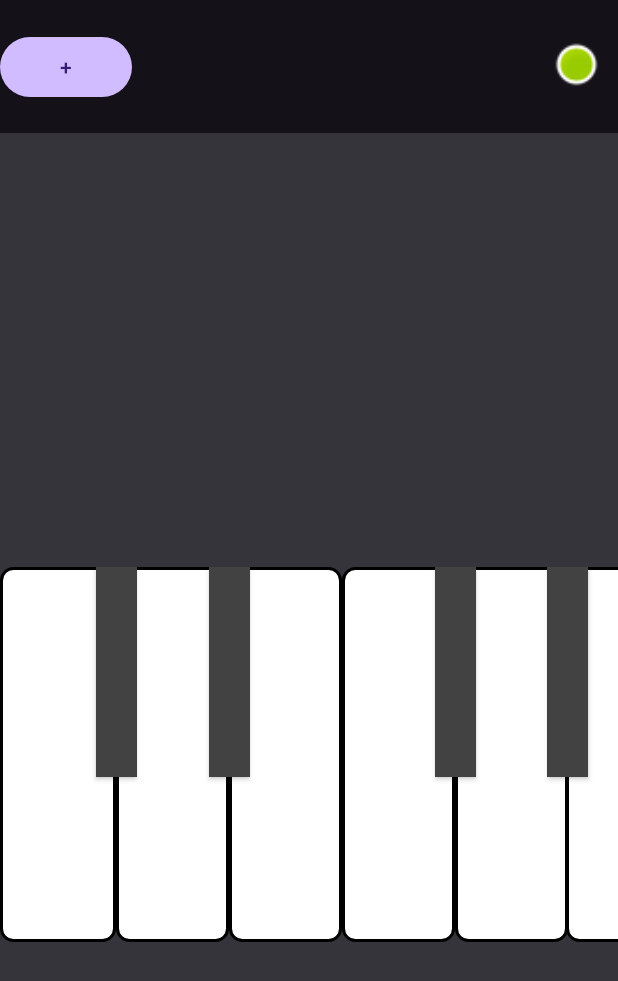
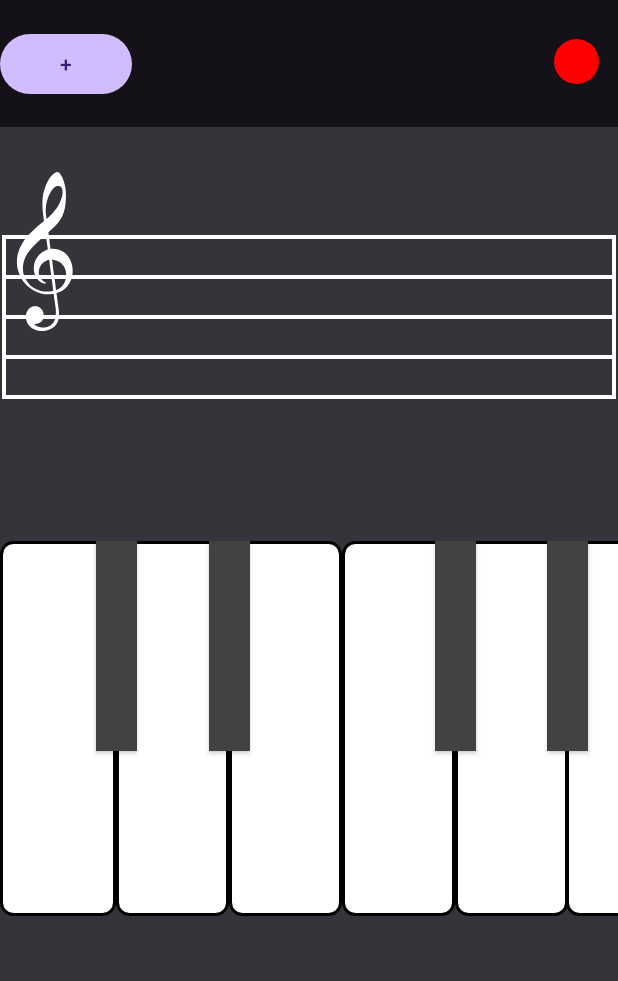
Before and after one commit to grompogrom/Euphonia, an Android app built with Jetpack Compose: the PianoFragment screen opened through its navigation route, after a tap on an icon or button, on a phone screen of 412 x 824 dp. Shown: the top 981 px of the screen. Run offline under Robolectric (Android 15) with nearby library versions, the phone set to English and light mode, and no system bars; our stand-ins replace navigation-ui; 1 other tap on this screen came first.

Commit message:
modify layout and add scroll (last RK)

```diff
--- a/app/src/main/java/com/euphoiniateam/euphonia/ui/piano/PianoFragment.kt
+++ b/app/src/main/java/com/euphoiniateam/euphonia/ui/piano/PianoFragment.kt
@@ -1,9 +1,7 @@
 package com.euphoiniateam.euphonia.ui.piano
 
-
-import android.media.SoundPool
+import android.media.MediaPlayer
 import android.os.Bundle
-import android.os.SystemClock
 import android.util.Log
 import android.view.LayoutInflater
 import android.view.View
@@ -11,28 +9,24 @@ import android.view.ViewGroup
 import android.widget.Button
 import android.widget.LinearLayout
 import android.widget.Toast
+import androidx.compose.material3.MaterialTheme
+import androidx.compose.material3.darkColorScheme
+import androidx.compose.ui.platform.ComposeView
+import androidx.compose.ui.platform.ViewCompositionStrategy
 import androidx.constraintlayout.widget.ConstraintLayout
 import androidx.fragment.app.Fragment
 import androidx.lifecycle.ViewModelProvider
+import androidx.navigation.fragment.findNavController
 import com.euphoiniateam.euphonia.R
+import com.euphoiniateam.euphonia.ui.creation.StaveConfig
+import com.euphoiniateam.euphonia.ui.creation.StaveView
 import kotlin.concurrent.thread
-
 
 class PianoFragment : Fragment() {
 
 
     private lateinit var viewModel: PianoViewModel
-
     private val notes = arrayListOf("C", "D", "C#", "E", "D#", "F", "G", "F#", "A", "G#", "B", "A#")
-    private var noteMap : MutableMap<Int, Int> = mutableMapOf()
-    private var sndPool : SoundPool = SoundPool.Builder().setMaxStreams(5).build()
-
-    private var isRecording = false
-    private lateinit var recordButton : Button
-    private var recordData : MutableList<PianoPlayer> = mutableListOf()
-    private var previousPressTime : Long = 0
-
-
 
     override fun onCreateView(
         inflater: LayoutInflater, container: ViewGroup?,
@@ -41,56 +35,47 @@ class PianoFragment : Fragment() {
         val rootView = inflater.inflate(R.layout.fragment_piano, container, false)
         val LLayout = rootView.findViewById<LinearLayout>(R.id.linear1)
 
+        val noteView = rootView.findViewById<ComposeView>(R.id.stave_compose_view)
+        val applyBtn = rootView.findViewById<Button>(R.id.button2)
+        applyBtn.setOnClickListener {
+            val action = PianoFragmentDirections.actionPianoFragmentToCreationFragment()
+            findNavController().navigate(action)
+        }
+        noteView.apply {
+            setViewCompositionStrategy(ViewCompositionStrategy.Default)
+            setContent {
+                MaterialTheme(
+                    colorScheme = darkColorScheme()
+                ) {
+                    StaveView(state = StaveConfig(linesCount = 1))
+                }
+            }
+        }
 
-        recordButton = rootView.findViewById(R.id.record_button)
-        recordButton.setOnClickListener {
-            isRecording = !isRecording
-            if(isRecording){
-                recordButton.setBackgroundResource(android.R.drawable.presence_online)
-            } else recordButton.setBackgroundResource(R.drawable.record_button)
-            if(!isRecording && recordData.isNotEmpty()){
-                playRecord()
-            }
-//            Toast.makeText(requireContext(), isRecording.toString(), Toast.LENGTH_SHORT).show()
-        }
-        for(i in 0..2) {
+
+        for(i in 0..1) {
             val pianoView : View = inflater.inflate(R.layout.piano, container, false)
             val octave: ConstraintLayout = pianoView.findViewById(R.id.octave)
             for(x in 0 until octave.childCount){
-                noteMap[pianoKey(notes[x],i)] = sndPool.load(
-                    requireContext(),
-                    pianoKey(notes[x],i), 1)
                 (octave.getChildAt(x) as Button).setOnClickListener {
-                    if(isRecording) {
-                        val currentTimeMillis = SystemClock.elapsedRealtime()
-                        val elapsedTimeMillis = if (previousPressTime != 0L) {
-                            currentTimeMillis - previousPressTime
-                        } else 0
-                        previousPressTime = currentTimeMillis
-
-                        recordData.add(PianoPlayer(elapsedTimeMillis, x, i))
-                    }
-                    noteMap[pianoKey(notes[x], i)]?.let { it1 -> sndPool.play(it1, 1F,
-                        1F, 1 ,0, 1.0f) }
+                    pianoKey(notes[x], i)
                 }
             }
             LLayout.addView(pianoView, i)
         }
+
         return rootView
     }
+
     override fun onActivityCreated(savedInstanceState: Bundle?) {
         super.onActivityCreated(savedInstanceState)
         viewModel = ViewModelProvider(this).get(PianoViewModel::class.java)
         // TODO: Use the ViewModel
     }
 
-    private fun pianoKey(key : String, pitch : Int) : Int {
-//        Log.d("key", key)
-        var resource : Int = R.raw.c
-
-        if(pitch == 1) { //C5
-            resource =
-                when (key) {
+    fun pianoKey(key : String, pitch : Int) : Unit {
+        val resource : Int =
+            when(key) {
                 "C" -> R.raw.c
                 "D" -> R.raw.d
                 "C#" -> R.raw.cb
@@ -105,57 +90,13 @@ class PianoFragment : Fragment() {
                 "A#" -> R.raw.ab
                 else -> R.raw.c
             }
-        } else if(pitch == 0){ //C4
-            resource =
-                when (key) {
-                    "C" -> R.raw.c4
-                    "D" -> R.raw.d4
-                    "C#" -> R.raw.cb4
-                    "E" -> R.raw.e4
-                    "D#" -> R.raw.db4
-                    "F" -> R.raw.f4
-                    "G" -> R.raw.g4
-                    "F#" -> R.raw.fb4
-                    "A" -> R.raw.a4
-                    "G#" -> R.raw.gb4
-                    "B" -> R.raw.b4
-                    "A#" -> R.raw.ab4
-                    else -> R.raw.c4
-            }
-        } else{ //C6
-            resource =
-                when (key) {
-                    "C" -> R.raw.c6
-                    "D" -> R.raw.d6
-                    "C#" -> R.raw.cb6
-                    "E" -> R.raw.e6
-                    "D#" -> R.raw.db6
-                    "F" -> R.raw.f6
-                    "G" -> R.raw.g6
-                    "F#" -> R.raw.fb6
-                    "A" -> R.raw.a6
-                    "G#" -> R.raw.gb6
-                    "B" -> R.raw.b6
-                    "A#" -> R.raw.ab6
-                    else -> R.raw.c6
+        Toast.makeText(requireContext(), "$key Octave: $pitch", Toast.LENGTH_SHORT).show()
+        thread(true) {
+            val player = MediaPlayer.create(context, resource)
+            player.start()
+            player.setOnCompletionListener { mp ->
+                mp.release()
             }
         }
-        //Log.d("PianoKey", key)
-        return resource
-    }
-
-    private fun playRecord(){
-        thread(true){
-            for(i in 0 until recordData.size){
-                Log.d("sleep", recordData[i].second.toString())
-                Thread.sleep(recordData[i].second)
-                noteMap[pianoKey(notes[recordData[i].keyNum], recordData[i].pitch)]?.let { it1 -> sndPool.play(it1, 1F,
-                    1F, 1 ,0, 1.0f) }
-            }
-            recordData.clear()
-            previousPressTime = 0
-
-        }
-
     }
 }
--- a/app/src/main/res/layout-land/fragment_piano.xml
+++ b/app/src/main/res/layout-land/fragment_piano.xml
@@ -11,12 +11,13 @@
     <androidx.constraintlayout.widget.ConstraintLayout
         android:id="@+id/frameLayout"
         android:layout_width="match_parent"
-        android:layout_height="53dp"
+        android:layout_height="0dp"
+        android:layout_weight="0.4"
         android:background="#141218"
         android:backgroundTint="#141218">
 
         <androidx.appcompat.widget.AppCompatButton
-            android:id="@+id/record_button"
+            android:id="@+id/button9"
             style="@style/Widget.AppCompat.Button.Colored"
             android:layout_width="30dp"
             android:layout_height="30dp"
@@ -28,22 +29,46 @@
             app:layout_constraintTop_toTopOf="parent"
             app:layout_constraintVertical_bias="0.478" />
 
+        <Button
+            android:id="@+id/button2"
+            android:layout_width="wrap_content"
+            android:layout_height="wrap_content"
+            app:layout_constraintTop_toTopOf="parent"
+            app:layout_constraintEnd_toStartOf="@id/bigger_keys"
+            android:text="Button"
+            tools:layout_editor_absoluteX="463dp"
+            tools:layout_editor_absoluteY="2dp" />
+
+        <Button
+            android:id="@+id/bigger_keys"
+            android:layout_width="wrap_content"
+            android:layout_height="wrap_content"
+            android:layout_marginEnd="16dp"
+            android:text="+"
+            app:layout_constraintBottom_toBottomOf="parent"
+            app:layout_constraintEnd_toStartOf="@+id/button9"
+            app:layout_constraintTop_toTopOf="parent"
+            app:layout_constraintVertical_bias="0.4" />
     </androidx.constraintlayout.widget.ConstraintLayout>
 
-    <FrameLayout
+    <androidx.compose.ui.platform.ComposeView
+        android:id="@+id/stave_compose_view"
         android:layout_width="match_parent"
-        android:layout_height="120dp">
+        android:layout_height="wrap_content"
+        android:layout_weight="1" />
 
-    </FrameLayout>
+
     <HorizontalScrollView
-        android:layout_width="wrap_content"
-        android:layout_height="wrap_content">
+        android:id="@+id/scroll1"
+        android:layout_width="match_parent"
+        android:layout_height="0dp"
+        android:layout_weight="2.1">
     <LinearLayout
         android:id="@+id/linear1"
         android:layout_width="1150dp"
-        android:layout_height="185dp"
+        android:layout_height="match_parent"
         android:orientation="horizontal">
-
     </LinearLayout>
     </HorizontalScrollView>
+
 </LinearLayout>
--- a/app/src/main/res/layout/fragment_piano.xml
+++ b/app/src/main/res/layout/fragment_piano.xml
@@ -55,12 +55,17 @@
         android:layout_weight="1.3"/>
 
 
-    <LinearLayout
-        android:id="@+id/linear1"
-        android:layout_width="1150dp"
-        android:layout_height="0dp"
-        android:layout_weight="2"
-        android:orientation="horizontal">
-    </LinearLayout>
+    <HorizontalScrollView
+        android:id="@+id/scroll1"
+        android:layout_width="match_parent"
+        android:layout_height="wrap_content"
+        android:layout_weight="1">
+
+        <LinearLayout
+            android:id="@+id/linear1"
+            android:layout_width="wrap_content"
+            android:layout_height="wrap_content"
+            android:orientation="horizontal" />
+    </HorizontalScrollView>
 
 </LinearLayout>
```
Lines whose indentation alone changed are shown as unchanged.
